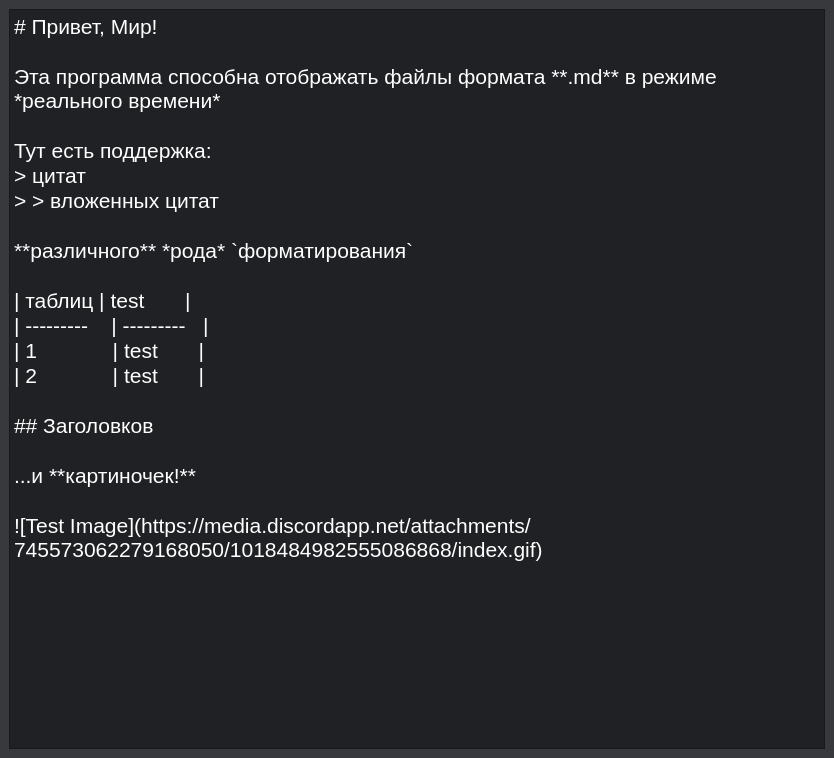
The window that client/uic_files/main.ui (radyshenkya/fastnote) describes before a commit, drawn with Qt 5.
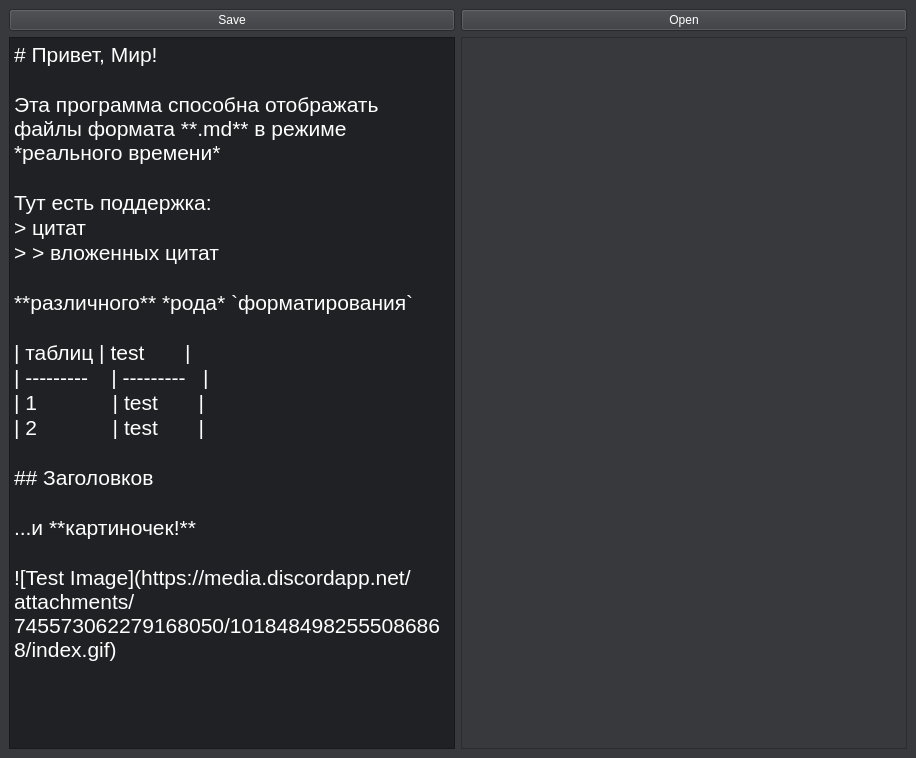
The same window after the commit. Custom widgets are drawn as their Qt base class.

Commit message: changed web engine to text browser (thats painful)

Diff of the .ui file:
```diff
--- a/client/uic_files/main.ui
+++ b/client/uic_files/main.ui
@@ -6,7 +6,7 @@
    <rect>
     <x>0</x>
     <y>0</y>
-    <width>834</width>
+    <width>916</width>
     <height>758</height>
    </rect>
   </property>
@@ -16,12 +16,31 @@
   <property name="styleSheet">
    <string notr="true">* {
 	background-color: rgb(55, 57, 61);
+	color: #fff;
 }</string>
   </property>
   <widget class="QWidget" name="centralwidget">
    <layout class="QVBoxLayout" name="verticalLayout_2">
     <item>
-     <layout class="QHBoxLayout" name="main_layout">
+     <layout class="QHBoxLayout" name="horizontalLayout">
+      <item>
+       <widget class="QPushButton" name="save_btn">
+        <property name="text">
+         <string>Save</string>
+        </property>
+       </widget>
+      </item>
+      <item>
+       <widget class="QPushButton" name="open_btn">
+        <property name="text">
+         <string>Open</string>
+        </property>
+       </widget>
+      </item>
+     </layout>
+    </item>
+    <item>
+     <layout class="QHBoxLayout" name="main_layout" stretch="0,1">
       <item>
        <widget class="QPlainTextEdit" name="edit_panel">
         <property name="sizePolicy">
@@ -71,11 +90,21 @@
         </property>
        </widget>
       </item>
+      <item>
+       <widget class="TextBrowser" name="render_panel"/>
+      </item>
      </layout>
     </item>
    </layout>
   </widget>
  </widget>
+ <customwidgets>
+  <customwidget>
+   <class>TextBrowser</class>
+   <extends>QTextBrowser</extends>
+   <header>widgets.TextBrowser</header>
+  </customwidget>
+ </customwidgets>
  <resources/>
  <connections/>
 </ui>
```
The commit also changes 8 other files.
